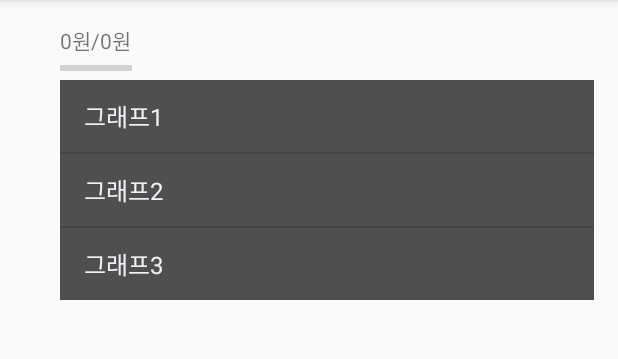
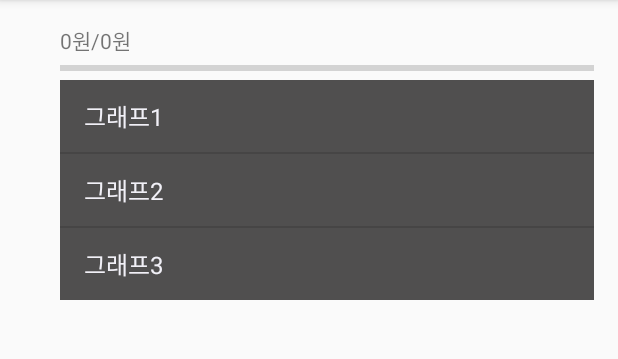
Before and after one commit to corona10/PayCut, an Android app: the screen it shows after launch (MainActivity), on a phone screen of 412 x 824 dp, the part 84-443 px from its top. Run offline under Robolectric (Android 15) with nearby library versions, the phone set to English and light mode, and no system bars; libraries missing offline, so code that uses them is left out: io.realm; 5 statements that could not run were skipped.

```diff
--- a/PayCut/mobile/src/main/java/cnu/org/paycut/MainActivity.java
+++ b/PayCut/mobile/src/main/java/cnu/org/paycut/MainActivity.java
@@ -10,6 +10,7 @@ import android.view.Menu;
 import android.view.MenuItem;
 import android.widget.ArrayAdapter;
 import android.widget.ListView;
+import android.widget.ProgressBar;
 import android.widget.TextView;
 
 import java.util.ArrayList;
@@ -22,6 +23,7 @@ public class MainActivity extends AppCompatActivity {
   private ArrayAdapter<String> m_Adapter;
   private TextView m_maxCostTextview;
   private TextView m_currentCostTextView;
+  private ProgressBar m_progressBar;
   private Realm realm;
 
   private CostManager costManager;
@@ -35,9 +37,11 @@ public class MainActivity extends AppCompatActivity {
     listView = (ListView)findViewById(R.id.menu_list);
     m_maxCostTextview = (TextView)findViewById(R.id.status_text);
     m_currentCostTextView = (TextView)findViewById(R.id.current_cost);
+    m_progressBar = (ProgressBar)findViewById(R.id.progressBar);
 
     m_maxCostTextview.setText(getMaxCost() + "원");
-    m_currentCostTextView.setText(getCurrentCost()+"원");
+    m_currentCostTextView.setText(getCurrentCost() + "원");
+    m_progressBar.setProgress(getProgressPercent());
 
     m_Adapter = new ArrayAdapter<String>(getApplicationContext(), android.R.layout.simple_list_item_1);
     listView.setAdapter(m_Adapter);
@@ -52,6 +56,7 @@ public class MainActivity extends AppCompatActivity {
     super.onPause();
     m_maxCostTextview.setText(getMaxCost() + "원");
     m_currentCostTextView.setText(getCurrentCost()+"원");
+    m_progressBar.setProgress(getProgressPercent());
   }
 
   public void onResume()
@@ -59,6 +64,7 @@ public class MainActivity extends AppCompatActivity {
     super.onResume();
     m_maxCostTextview.setText(getMaxCost() + "원");
     m_currentCostTextView.setText(getCurrentCost()+"원");
+    m_progressBar.setProgress(getProgressPercent());
   }
   public boolean onCreateOptionsMenu(Menu menu) {
     getMenuInflater().inflate(R.menu.main_menu, menu);
@@ -90,4 +96,16 @@ public class MainActivity extends AppCompatActivity {
     int maxCost = Integer.parseInt(p.getString("maxCost","0"));
     return maxCost;
   }
+
+  private int getProgressPercent()
+  {
+    float status = ((float)getCurrentCost()  / getMaxCost())*100;
+
+    if(status > 100)
+      status = 100;
+    else if(status < 0)
+      status = 0;
+
+    return (int)status;
+  }
 }
--- a/PayCut/mobile/src/main/res/layout/activity_main.xml
+++ b/PayCut/mobile/src/main/res/layout/activity_main.xml
@@ -37,8 +37,9 @@
             </LinearLayout>
             <ProgressBar
                 style="?android:attr/progressBarStyleHorizontal"
-                android:layout_width="wrap_content"
+                android:layout_width="match_parent"
                 android:layout_height="wrap_content"
+                android:max="100"
                 android:id="@+id/progressBar"/>
         </LinearLayout>
 
```
